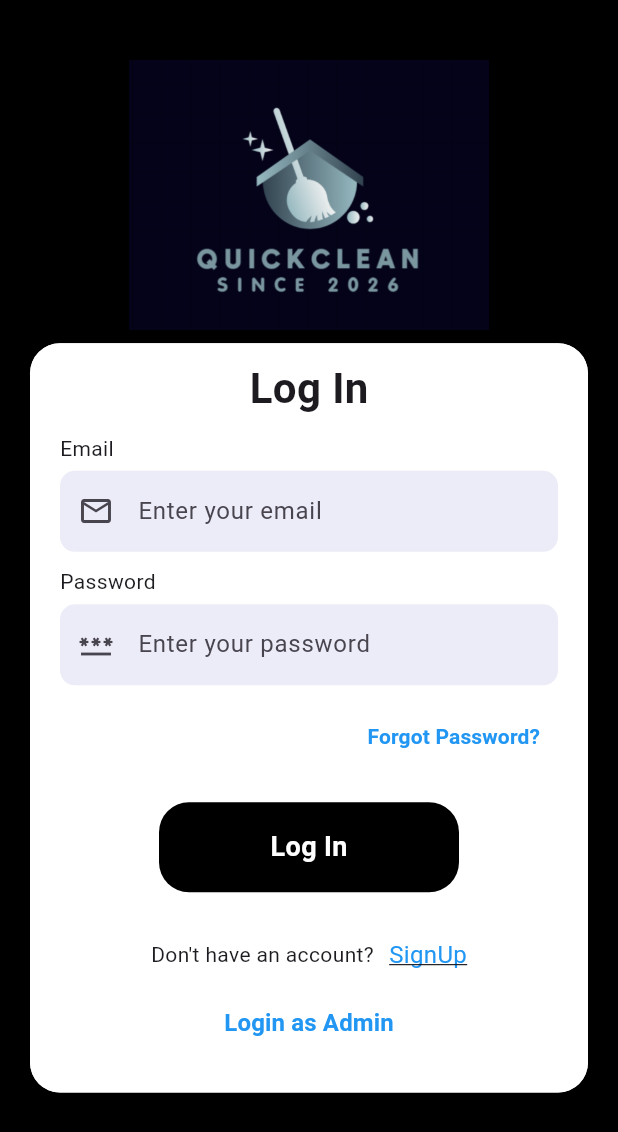
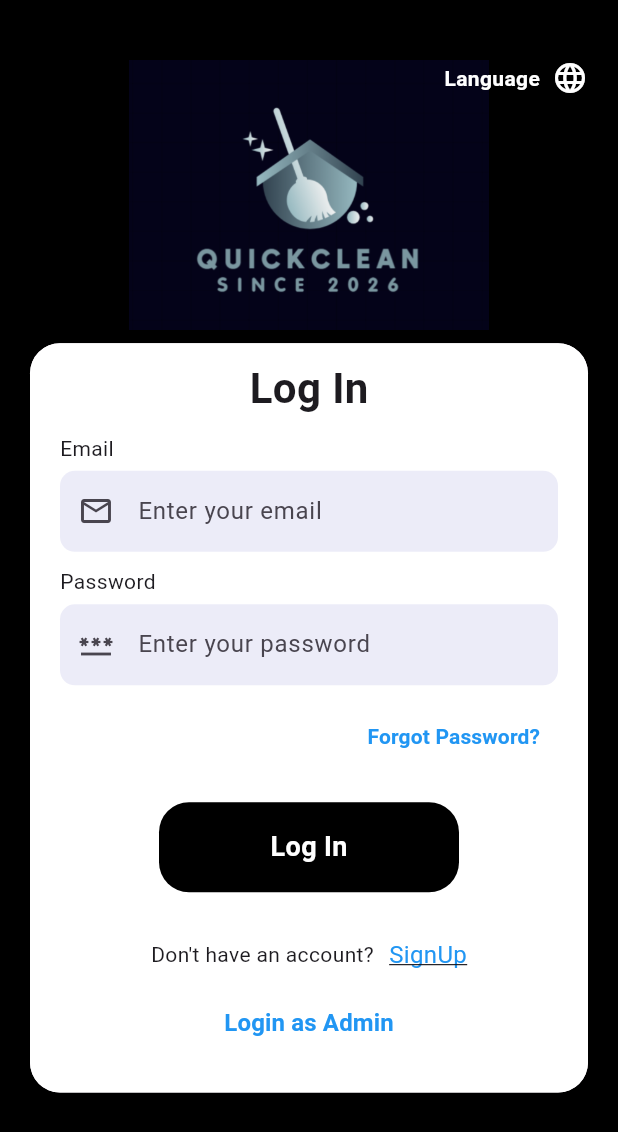
Before and after one commit to hangEX7749/QuickClean, a Flutter app: the screen it shows after launch, on a phone screen of 412 x 824 dp. Shown: the top 1132 px of the screen. Run offline on Flutter 3.47's test engine with Material 3 defaults, Android fonts, the light colour scheme and no system bars; our stand-ins replace animate_do, supabase_flutter; accounts and stored records are empty; generated files the repository leaves out were written again; Roboto replaces fonts that are missing (Poppins).

Commit message:
change language feature

```diff
--- /dev/null
+++ b/l10n.yaml
@@ -0,0 +1,6 @@
+arb-dir: lib/l10n
+template-arb-file: app_en.arb
+output-localization-file: app_localizations.dart
+
+suppress-warnings: true
+untranslated-messages-file: missing_translations.json # Add this line
--- a/lib/admin_screen/add_admin.dart
+++ b/lib/admin_screen/add_admin.dart
@@ -53,7 +53,7 @@ class _AddAdminPageState extends State<AddAdminPage> {
         Navigator.pop(context);
       }
     } catch (e) {
-              print("Error: $e");
+      //print("Error: $e");
       ScaffoldMessenger.of(context).showSnackBar(
         SnackBar(content: Text("Error: $e"), backgroundColor: Colors.red),
       );
--- a/lib/login.dart
+++ b/lib/login.dart
@@ -1,9 +1,11 @@
 // ignore_for_file: use_build_context_synchronously, library_private_types_in_public_api
 import 'package:flutter/material.dart';
 import 'package:quick_clean/admin_screen/login.dart';
+import 'package:quick_clean/main.dart';
 import 'package:quick_clean/reset_password.dart';
 import 'package:quick_clean/signup.dart';
 import 'package:supabase_flutter/supabase_flutter.dart';
+import 'package:flutter_gen/gen_l10n/app_localizations.dart';
 
 class LoginPage extends StatefulWidget {
   const LoginPage({super.key});
@@ -162,6 +164,36 @@ class _LoginPageState extends State<LoginPage> {
                 ],
               ),
             ),
+            Positioned(
+              top: 40,
+              right: 20,
+              child: PopupMenuButton<Locale>(
+                // We swap 'icon' for 'child' to combine the icon and text
+                child: Row(
+                  mainAxisSize: MainAxisSize.min, // Keeps the row tight
+                  children: [
+                    Text(
+                      AppLocalizations.of(context)!.changeLanguage,
+                      style: const TextStyle(
+                        color: Colors.white,
+                        fontWeight: FontWeight.bold,
+                        fontSize: 14,
+                      ),
+                    ),
+                    const SizedBox(width: 8),
+                    const Icon(Icons.language, color: Colors.white),
+                  ],
+                ),
+                onSelected: (Locale locale) {
+                  MyApp.setLocale(context, locale);
+                },
+                itemBuilder: (context) => [
+                  const PopupMenuItem(value: Locale('en'), child: Text("English")),
+                  const PopupMenuItem(value: Locale('zh'), child: Text("中文")),
+                  const PopupMenuItem(value: Locale('ms'), child: Text("Bahasa Melayu")),
+                ],
+              ),
+            ),
             Container(
               margin: EdgeInsets.only(
                   top: MediaQuery.of(context).size.height / 3.6,
@@ -188,11 +220,8 @@ class _LoginPageState extends State<LoginPage> {
                           const SizedBox(height: 10),
                           Center(
                             child: Text(
-                              "Log In",
-                              style: TextStyle(
-                                fontSize: 28,
-                                fontWeight: FontWeight.bold,
-                              ),
+                              AppLocalizations.of(context)!.loginTitle, // 'loginTitle' must be in your .arb file
+                              style: const TextStyle(fontSize: 28, fontWeight: FontWeight.bold),
                             ),
                           ),
                           const SizedBox(height: 10),
--- a/lib/main.dart
+++ b/lib/main.dart
@@ -4,6 +4,7 @@ import 'package:quick_clean/login.dart';
 import 'package:quick_clean/screen/home.dart';
 import 'package:quick_clean/signup.dart';
 import 'package:supabase_flutter/supabase_flutter.dart';
+import 'package:flutter_gen/gen_l10n/app_localizations.dart';
 
 void main() async{
 
@@ -20,13 +21,49 @@ void main() async{
   runApp(const MyApp());
 }
 
-class MyApp extends StatelessWidget {
+class MyApp extends StatefulWidget {
   const MyApp({super.key});
 
+  static void setLocale(BuildContext context, Locale newLocale) {
+    _MyAppState? state = context.findAncestorStateOfType<_MyAppState>();
+    // ignore: invalid_use_of_protected_member
+    state?.setState(() => state._locale = newLocale);
+  }
+
+  @override
+  State<MyApp> createState() => _MyAppState();
+
   // This widget is the root of your application.
+  // @override
+  // Widget build(BuildContext context) {
+  //   return MaterialApp(
+  //     localizationsDelegates: AppLocalizations.localizationsDelegates,
+  //     supportedLocales: AppLocalizations.supportedLocales,
+  //     theme: ThemeData(
+  //       primarySwatch: Colors.blue,
+  //       useMaterial3: true, // Gives you the modern Android 14+ look
+  //       fontFamily: 'Poppins', // A clean, modern font for service apps
+  //     ),
+  //     initialRoute: '/',
+  //     routes: {
+  //       '/': (context) => const LoginPage(),
+  //       '/signup': (context) => const SignUpPage(),
+  //       '/member_home': (context) => const HomeScreen(),
+  //       '/admin_home': (context) => const AdminHome(),
+  //     },
+  //   );
+  // }
+}
+
+class _MyAppState extends State<MyApp> {
+  Locale? _locale;
+
   @override
   Widget build(BuildContext context) {
     return MaterialApp(
+      locale: _locale, // This controls the app language
+      localizationsDelegates: AppLocalizations.localizationsDelegates,
+      supportedLocales: AppLocalizations.supportedLocales,
       theme: ThemeData(
         primarySwatch: Colors.blue,
         useMaterial3: true, // Gives you the modern Android 14+ look
--- a/pubspec.yaml
+++ b/pubspec.yaml
@@ -30,6 +30,9 @@ environment:
 dependencies:
   flutter:
     sdk: flutter
+  flutter_localizations: # Add this
+    sdk: flutter
+  intl: any
 
   # The following adds the Cupertino Icons font to your application.
   # Use with the CupertinoIcons class for iOS style icons.
@@ -54,6 +57,7 @@ dev_dependencies:
 
 # The following section is specific to Flutter packages.
 flutter:
+  generate: true
 
   # The following line ensures that the Material Icons font is
   # included with your application, so that you can use the icons in
```
Also changed, not shown: lib/l10n/app_en.arb (added, +19 -0 lines), lib/l10n/app_my.arb (added, +19 -0 lines), lib/l10n/app_zh.arb (added, +19 -0 lines), lib/screen/home.dart (+40 -2 lines), missing_translations.json (added, +23 -0 lines), pubspec.lock.
